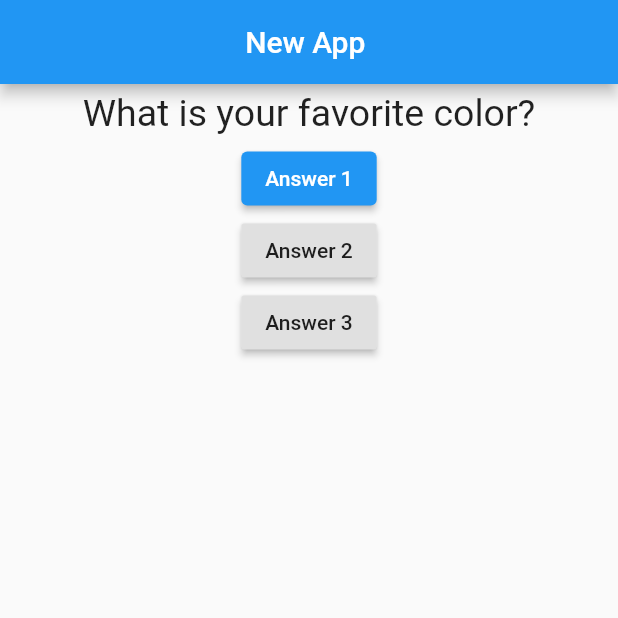
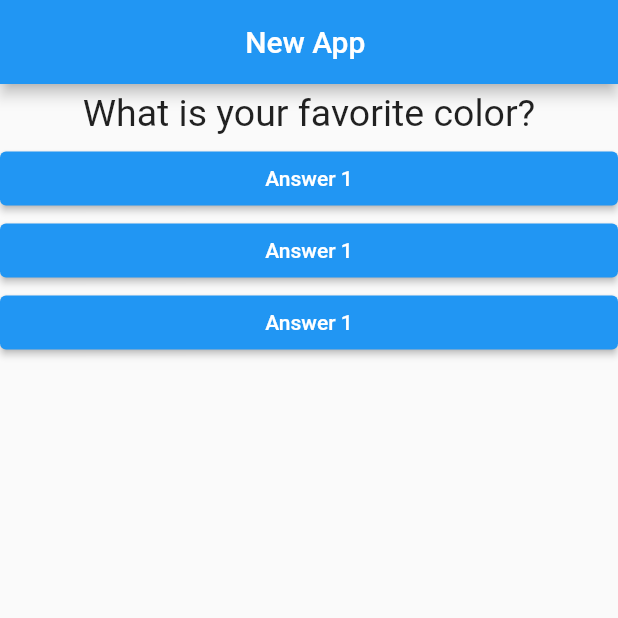
Before and after one commit to Luka-dot/flutter-test, a Flutter app: the screen it shows after launch, on a phone screen of 412 x 824 dp, the top half of it. Run offline on Flutter 3.47's test engine with Material 2 defaults, Android fonts, the phone set to English and light mode, and no system bars; our stand-ins replace audioplayers.

Commit message:
lifting the state - passing functions to stateless widgets

```diff
--- /dev/null
+++ b/lib/answers.dart
@@ -0,0 +1,20 @@
+import 'package:flutter/material.dart';
+
+class Answer extends StatelessWidget {
+  final VoidCallback selectHandler;
+
+  Answer(this.selectHandler);
+
+  @override
+  Widget build(BuildContext context) {
+    return Container(
+      width: double.infinity,
+      child: ElevatedButton(
+          style: ButtonStyle(
+            backgroundColor: MaterialStateProperty.all(Colors.blue),
+          ),
+          child: Text('Answer 1'),
+          onPressed: selectHandler),
+    );
+  }
+}
--- a/lib/main.dart
+++ b/lib/main.dart
@@ -1,6 +1,7 @@
 import 'package:flutter/material.dart';
 
 import './question.dart';
+import './answers.dart';
 
 void main() {
   runApp(MyApp());
@@ -38,23 +39,9 @@ class _MyAppState extends State<MyApp> {
           body: Column(
             children: [
               Question(questionsList[questionIndex]),
-              ElevatedButton(
-                  child: Text('Answer 1'), onPressed: answerQuestion),
-              RaisedButton(
-                child: Text(
-                  'Answer 2',
-                ),
-                onPressed: () => print('Answer TWO choosen!'),
-              ),
-              RaisedButton(
-                child: Text('Answer 3'),
-                onPressed: () {
-                  print('Answer no:3 selected!');
-                  setState(() {
-                    questionIndex = 0;
-                  });
-                },
-              ),
+              Answer(answerQuestion),
+              Answer(answerQuestion),
+              Answer(answerQuestion),
             ],
           )),
     );
```
